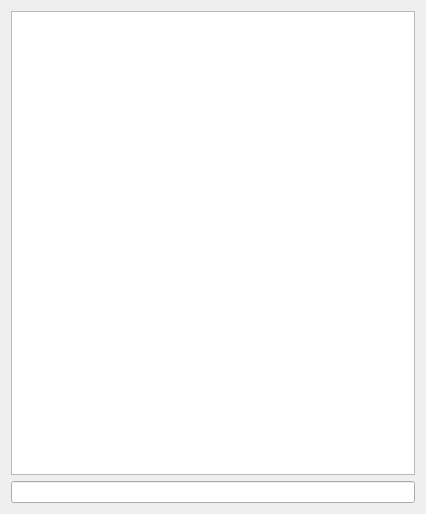
The window that src/MessengerApp.ui (thomas-picariello/SDTP) describes before a commit, drawn with Qt 5.
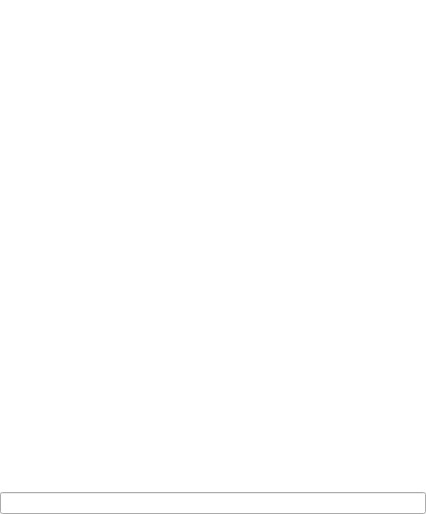
The same window after the commit. Icons and pictures are not drawn.

What changed in the file:
```diff
--- a/src/MessengerApp.ui
+++ b/src/MessengerApp.ui
@@ -14,11 +14,29 @@
    <string>Messenger</string>
   </property>
   <layout class="QVBoxLayout" name="verticalLayout">
+   <property name="spacing">
+    <number>0</number>
+   </property>
+   <property name="leftMargin">
+    <number>0</number>
+   </property>
+   <property name="topMargin">
+    <number>0</number>
+   </property>
+   <property name="rightMargin">
+    <number>0</number>
+   </property>
+   <property name="bottomMargin">
+    <number>0</number>
+   </property>
    <item>
     <widget class="QTextEdit" name="message_list">
      <property name="focusPolicy">
       <enum>Qt::NoFocus</enum>
      </property>
+     <property name="frameShape">
+      <enum>QFrame::NoFrame</enum>
+     </property>
      <property name="readOnly">
       <bool>true</bool>
      </property>
```
Left out of the diff: 8 changed lines with no effect on the pictures.
